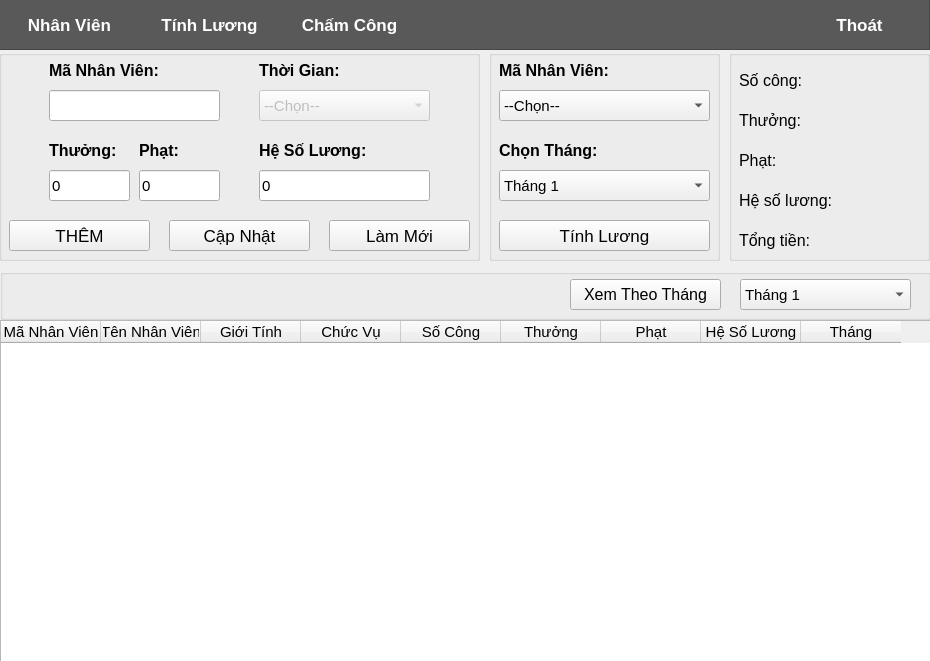
Before: the Qt Designer form tinhluong.ui in namchuminh/NhanVien_AI, drawn with Qt 5.
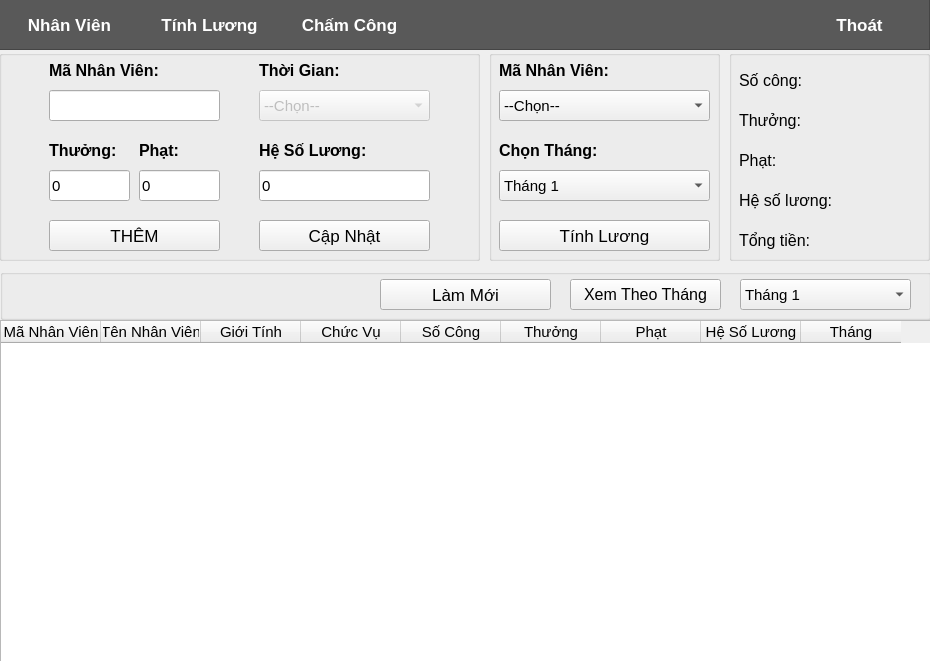
After: the same form once the commit is applied.

Commit message: update tinhluong, cham cong

Patch:
```diff
--- a/tinhluong.ui
+++ b/tinhluong.ui
@@ -395,6 +395,29 @@
       </property>
      </item>
     </widget>
+    <widget class="QPushButton" name="btnLamMoi">
+     <property name="geometry">
+      <rect>
+       <x>380</x>
+       <y>10</y>
+       <width>171</width>
+       <height>31</height>
+      </rect>
+     </property>
+     <property name="font">
+      <font>
+       <pointsize>13</pointsize>
+       <weight>50</weight>
+       <bold>false</bold>
+      </font>
+     </property>
+     <property name="cursor">
+      <cursorShape>PointingHandCursor</cursorShape>
+     </property>
+     <property name="text">
+      <string>Làm Mới</string>
+     </property>
+    </widget>
    </widget>
    <widget class="QGroupBox" name="groupBox">
     <property name="geometry">
@@ -557,9 +580,9 @@
     <widget class="QPushButton" name="btnThem">
      <property name="geometry">
       <rect>
-       <x>10</x>
+       <x>50</x>
        <y>170</y>
-       <width>141</width>
+       <width>171</width>
        <height>31</height>
       </rect>
      </property>
@@ -580,9 +603,9 @@
     <widget class="QPushButton" name="btnCapNhat">
      <property name="geometry">
       <rect>
-       <x>170</x>
+       <x>260</x>
        <y>170</y>
-       <width>141</width>
+       <width>171</width>
        <height>31</height>
       </rect>
      </property>
@@ -600,29 +623,6 @@
       <string>Cập Nhật</string>
      </property>
     </widget>
-    <widget class="QPushButton" name="btnLamMoi">
-     <property name="geometry">
-      <rect>
-       <x>330</x>
-       <y>170</y>
-       <width>141</width>
-       <height>31</height>
-      </rect>
-     </property>
-     <property name="font">
-      <font>
-       <pointsize>13</pointsize>
-       <weight>50</weight>
-       <bold>false</bold>
-      </font>
-     </property>
-     <property name="cursor">
-      <cursorShape>PointingHandCursor</cursorShape>
-     </property>
-     <property name="text">
-      <string>Làm Mới</string>
-     </property>
-    </widget>
     <widget class="QLineEdit" name="txtMaNhanVien">
      <property name="geometry">
       <rect>
```
The commit also changes 6 other files.
